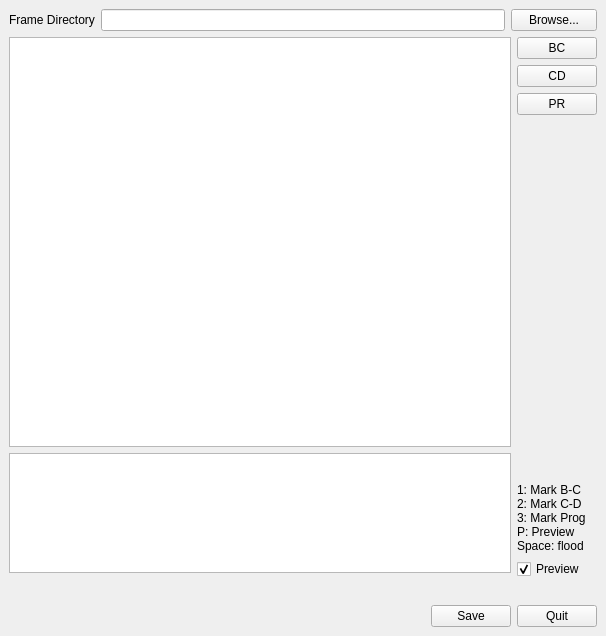
Before: the Qt Designer form Nuclex.FrameFixer.Native/UserInterface/MainWindow.ui in nuclex-video-tools/Nuclex.FrameFixer.Native, drawn with Qt 5.
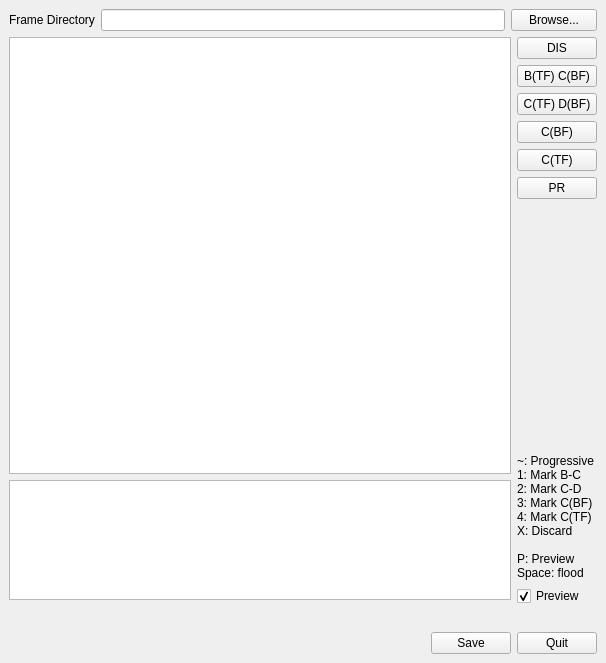
After: the same form once the commit is applied. Custom widgets are drawn as their Qt base class.

```diff
--- a/Nuclex.FrameFixer.Native/UserInterface/MainWindow.ui
+++ b/Nuclex.FrameFixer.Native/UserInterface/MainWindow.ui
@@ -7,7 +7,7 @@
     <x>0</x>
     <y>0</y>
     <width>606</width>
-    <height>636</height>
+    <height>663</height>
    </rect>
   </property>
   <property name="windowTitle">
@@ -78,7 +78,37 @@
       <item>
        <widget class="QPushButton" name="bcFrameButton">
         <property name="text">
-         <string>BC</string>
+         <string>DIS</string>
+        </property>
+        <property name="shortcut">
+         <string>X</string>
+        </property>
+       </widget>
+      </item>
+      <item>
+       <widget class="QPushButton" name="markBcButton">
+        <property name="text">
+         <string>B(TF) C(BF)</string>
+        </property>
+        <property name="shortcut">
+         <string>1</string>
+        </property>
+       </widget>
+      </item>
+      <item>
+       <widget class="QPushButton" name="markCdButton">
+        <property name="text">
+         <string>C(TF) D(BF)</string>
+        </property>
+        <property name="shortcut">
+         <string>2</string>
+        </property>
+       </widget>
+      </item>
+      <item>
+       <widget class="QPushButton" name="markBottomCButton">
+        <property name="text">
+         <string>C(BF)</string>
         </property>
         <property name="shortcut">
          <string>3</string>
@@ -97,7 +127,7 @@
          </sizepolicy>
         </property>
         <property name="text">
-         <string>CD</string>
+         <string>C(TF)</string>
         </property>
         <property name="shortcut">
          <string>4</string>
@@ -130,9 +160,13 @@
       <item>
        <widget class="QLabel" name="frameStatusLabel">
         <property name="text">
-         <string>1: Mark B-C
+         <string>~: Progressive
+1: Mark B-C
 2: Mark C-D
-3: Mark Prog
+3: Mark C(BF)
+4: Mark C(TF)
+X: Discard
+
 P: Preview
 Space: flood</string>
         </property>
```
Left out of the diff: 8 changed lines with no effect on the pictures.
